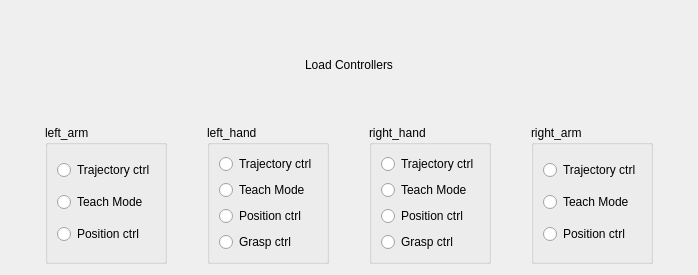
Old version of the form sr_gui_change_controllers/uis/SrChangeControllers.ui in the repository shadow-robot/sr_visualization_common.
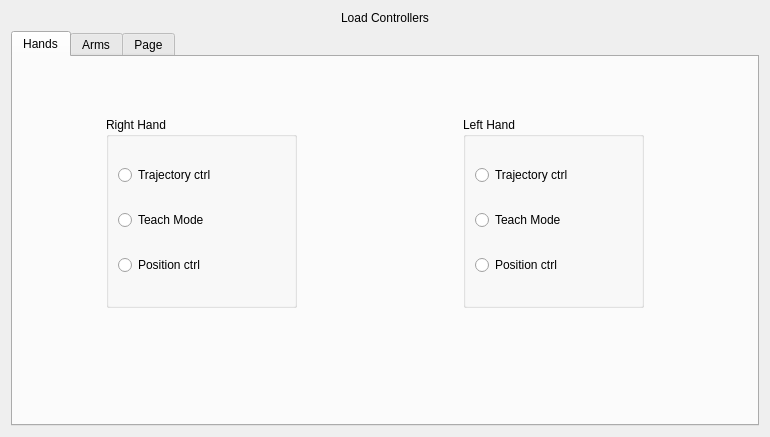
New version of the form.

Commit message: adding confirmation of current controller

Patch:
```diff
--- a/sr_gui_change_controllers/uis/SrChangeControllers.ui
+++ b/sr_gui_change_controllers/uis/SrChangeControllers.ui
@@ -6,8 +6,8 @@
    <rect>
     <x>0</x>
     <y>0</y>
-    <width>698</width>
-    <height>275</height>
+    <width>770</width>
+    <height>437</height>
    </rect>
   </property>
   <property name="windowTitle">
@@ -27,117 +27,25 @@
       </widget>
      </item>
      <item>
-      <layout class="QHBoxLayout" name="horizontalLayout_9">
-       <item>
-        <spacer name="horizontalSpacer_10">
-         <property name="orientation">
-          <enum>Qt::Horizontal</enum>
+      <widget class="QTabWidget" name="tabWidget">
+       <property name="currentIndex">
+        <number>0</number>
+       </property>
+       <widget class="QWidget" name="hand">
+        <attribute name="title">
+         <string>Hands</string>
+        </attribute>
+        <widget class="QGroupBox" name="rh_group">
+         <property name="geometry">
+          <rect>
+           <x>93</x>
+           <y>60</y>
+           <width>191</width>
+           <height>191</height>
+          </rect>
          </property>
-         <property name="sizeHint" stdset="0">
-          <size>
-           <width>40</width>
-           <height>20</height>
-          </size>
-         </property>
-        </spacer>
-       </item>
-       <item>
-        <widget class="QGroupBox" name="la_group_">
          <property name="title">
-          <string>left_arm</string>
-         </property>
-         <layout class="QVBoxLayout" name="verticalLayout_6">
-          <item>
-           <widget class="QRadioButton" name="radioButton_10">
-            <property name="text">
-             <string>Trajectory ctrl</string>
-            </property>
-           </widget>
-          </item>
-          <item>
-           <widget class="QRadioButton" name="radioButton_11">
-            <property name="text">
-             <string>Teach Mode</string>
-            </property>
-           </widget>
-          </item>
-          <item>
-           <widget class="QRadioButton" name="radioButton_12">
-            <property name="text">
-             <string>Position ctrl</string>
-            </property>
-           </widget>
-          </item>
-         </layout>
-        </widget>
-       </item>
-       <item>
-        <spacer name="horizontalSpacer_11">
-         <property name="orientation">
-          <enum>Qt::Horizontal</enum>
-         </property>
-         <property name="sizeHint" stdset="0">
-          <size>
-           <width>40</width>
-           <height>20</height>
-          </size>
-         </property>
-        </spacer>
-       </item>
-       <item>
-        <widget class="QGroupBox" name="lh_group_">
-         <property name="title">
-          <string>left_hand</string>
-         </property>
-         <layout class="QVBoxLayout" name="verticalLayout_4">
-          <item>
-           <widget class="QRadioButton" name="radioButton_4">
-            <property name="text">
-             <string>Trajectory ctrl</string>
-            </property>
-           </widget>
-          </item>
-          <item>
-           <widget class="QRadioButton" name="radioButton_5">
-            <property name="text">
-             <string>Teach Mode</string>
-            </property>
-           </widget>
-          </item>
-          <item>
-           <widget class="QRadioButton" name="radioButton_6">
-            <property name="text">
-             <string>Position ctrl</string>
-            </property>
-           </widget>
-          </item>
-          <item>
-           <widget class="QRadioButton" name="radioButton_14">
-            <property name="text">
-             <string>Grasp ctrl</string>
-            </property>
-           </widget>
-          </item>
-         </layout>
-        </widget>
-       </item>
-       <item>
-        <spacer name="horizontalSpacer_12">
-         <property name="orientation">
-          <enum>Qt::Horizontal</enum>
-         </property>
-         <property name="sizeHint" stdset="0">
-          <size>
-           <width>40</width>
-           <height>20</height>
-          </size>
-         </property>
-        </spacer>
-       </item>
-       <item>
-        <widget class="QGroupBox" name="rh_group_">
-         <property name="title">
-          <string>right_hand</string>
+          <string>Right Hand</string>
          </property>
          <layout class="QVBoxLayout" name="verticalLayout_32">
           <item>
@@ -161,33 +69,89 @@
             </property>
            </widget>
           </item>
+         </layout>
+        </widget>
+        <widget class="QGroupBox" name="lh_group">
+         <property name="geometry">
+          <rect>
+           <x>450</x>
+           <y>60</y>
+           <width>181</width>
+           <height>191</height>
+          </rect>
+         </property>
+         <property name="title">
+          <string>Left Hand</string>
+         </property>
+         <layout class="QVBoxLayout" name="verticalLayout_7">
           <item>
-           <widget class="QRadioButton" name="radioButton_13">
+           <widget class="QRadioButton" name="lh_traj">
             <property name="text">
-             <string>Grasp ctrl</string>
+             <string>Trajectory ctrl</string>
             </property>
            </widget>
           </item>
+          <item>
+           <widget class="QRadioButton" name="lh_teach">
+            <property name="text">
+             <string>Teach Mode</string>
+            </property>
+           </widget>
+          </item>
+          <item>
+           <widget class="QRadioButton" name="lh_pos">
+            <property name="text">
+             <string>Position ctrl</string>
+            </property>
+           </widget>
+          </item>
          </layout>
         </widget>
-       </item>
-       <item>
-        <spacer name="horizontalSpacer_13">
-         <property name="orientation">
-          <enum>Qt::Horizontal</enum>
+       </widget>
+       <widget class="QWidget" name="arm">
+        <attribute name="title">
+         <string>Arms</string>
+        </attribute>
+        <widget class="QGroupBox" name="la_group">
+         <property name="geometry">
+          <rect>
+           <x>450</x>
+           <y>10</y>
+           <width>171</width>
+           <height>241</height>
+          </rect>
          </property>
-         <property name="sizeHint" stdset="0">
-          <size>
-           <width>40</width>
-           <height>20</height>
-          </size>
+         <property name="title">
+          <string>Left Arm</string>
          </property>
-        </spacer>
-       </item>
-       <item>
-        <widget class="QGroupBox" name="ra_group_">
+         <layout class="QVBoxLayout" name="verticalLayout_8">
+          <item>
+           <widget class="QRadioButton" name="la_traj">
+            <property name="text">
+             <string>Trajectory ctrl</string>
+            </property>
+           </widget>
+          </item>
+          <item>
+           <widget class="QRadioButton" name="la_pos">
+            <property name="text">
+             <string>Position ctrl</string>
+            </property>
+           </widget>
+          </item>
+         </layout>
+        </widget>
+        <widget class="QGroupBox" name="ra_group">
+         <property name="geometry">
+          <rect>
+           <x>130</x>
+           <y>10</y>
+           <width>161</width>
+           <height>241</height>
+          </rect>
+         </property>
          <property name="title">
-          <string>right_arm</string>
+          <string>Right Arm</string>
          </property>
          <layout class="QVBoxLayout" name="verticalLayout_5">
           <item>
@@ -198,14 +162,7 @@
            </widget>
           </item>
           <item>
-           <widget class="QRadioButton" name="radioButton_8">
-            <property name="text">
-             <string>Teach Mode</string>
-            </property>
-           </widget>
-          </item>
-          <item>
-           <widget class="QRadioButton" name="radioButton_9">
+           <widget class="QRadioButton" name="ra_pos">
             <property name="text">
              <string>Position ctrl</string>
             </property>
@@ -213,21 +170,16 @@
           </item>
          </layout>
         </widget>
-       </item>
-       <item>
-        <spacer name="horizontalSpacer_14">
-         <property name="orientation">
-          <enum>Qt::Horizontal</enum>
-         </property>
-         <property name="sizeHint" stdset="0">
-          <size>
-           <width>40</width>
-           <height>20</height>
-          </size>
-         </property>
-        </spacer>
-       </item>
-      </layout>
+       </widget>
+       <widget class="QWidget" name="tab">
+        <attribute name="title">
+         <string>Page</string>
+        </attribute>
+       </widget>
+      </widget>
+     </item>
+     <item>
+      <layout class="QHBoxLayout" name="horizontalLayout_9"/>
      </item>
     </layout>
    </item>
```
Left out of the diff: 8 changed lines with no effect on the pictures. The commit also changes 1 other file.
